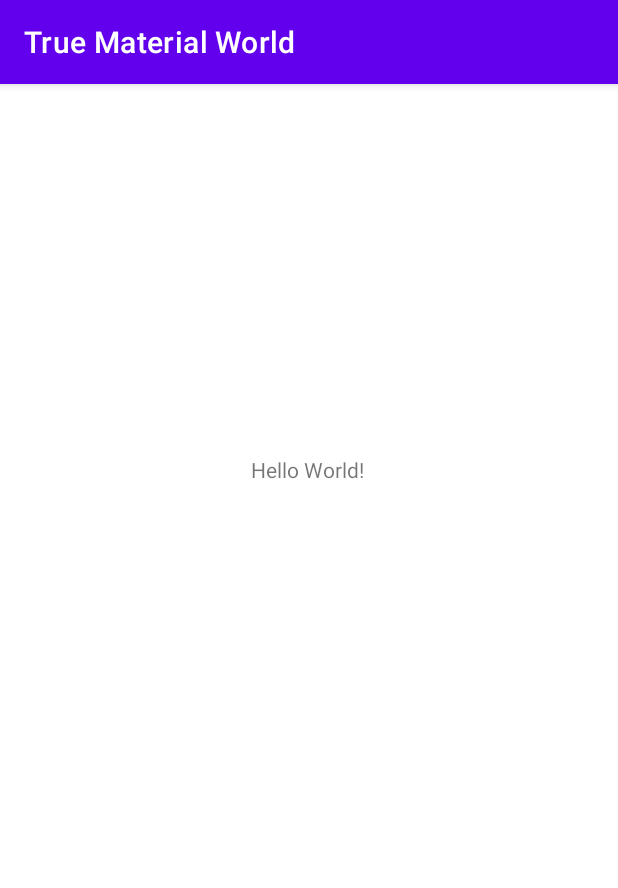
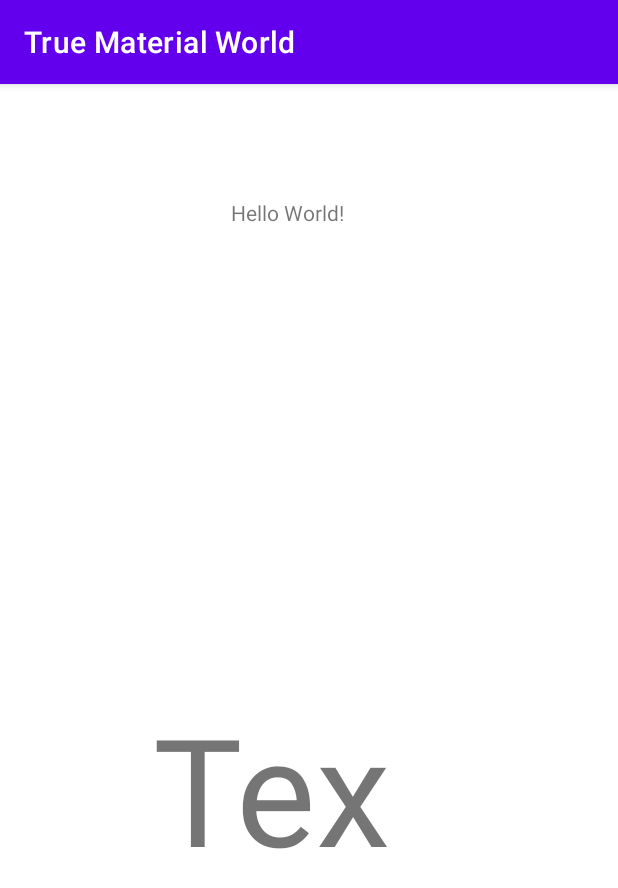
Before and after one commit to ultral70/True_Material_World, an Android app: the screen it shows after launch (MainActivity), on a phone screen of 412 x 824 dp. Shown: the top 888 px of the screen. Run offline under Robolectric (Android 15) with nearby library versions, the phone set to English and light mode, and no system bars.

Commit message:
Añadido el Relative, y el tamaño al segundo texto

```diff
--- a/src/main/res/layout/activity_main.xml
+++ b/src/main/res/layout/activity_main.xml
@@ -1,5 +1,5 @@
 <?xml version="1.0" encoding="utf-8"?>
-<androidx.constraintlayout.widget.ConstraintLayout xmlns:android="http://schemas.android.com/apk/res/android"
+<RelativeLayout xmlns:android="http://schemas.android.com/apk/res/android"
     xmlns:app="http://schemas.android.com/apk/res-auto"
     xmlns:tools="http://schemas.android.com/tools"
     android:layout_width="match_parent"
@@ -7,8 +7,15 @@
     tools:context=".MainActivity">
 
     <TextView
+        android:id="@id/textView"
         android:layout_width="wrap_content"
         android:layout_height="wrap_content"
+        android:layout_alignParentStart="true"
+        android:layout_alignParentLeft="true"
+        android:layout_alignParentTop="true"
+        android:layout_marginStart="154dp"
+        android:layout_marginLeft="154dp"
+        android:layout_marginTop="76dp"
         android:text="Hello World!"
         app:layout_constraintBottom_toBottomOf="parent"
         app:layout_constraintEnd_toEndOf="parent"
@@ -19,4 +26,21 @@
         app:layout_constraintTop_toTopOf="parent"
         app:layout_constraintVertical_bias="0.33" />
 
-</androidx.constraintlayout.widget.ConstraintLayout>
+    <TextView
+        android:id="@+id/textoView"
+        style="@style/tamanio"
+        android:layout_width="182dp"
+        android:layout_height="126dp"
+        android:layout_below="@id/textView"
+        android:layout_alignParentStart="true"
+        android:layout_alignParentLeft="true"
+        android:layout_marginStart="102dp"
+        android:layout_marginLeft="102dp"
+        android:layout_marginTop="307dp"
+        android:text="TextView"
+        app:layout_constraintEnd_toEndOf="parent"
+        app:layout_constraintHorizontal_bias="0.497"
+        app:layout_constraintStart_toStartOf="parent"
+        tools:layout_editor_absoluteY="316dp" />
+
+</RelativeLayout>
--- a/src/main/res/values/themes.xml
+++ b/src/main/res/values/themes.xml
@@ -13,4 +13,11 @@
         <item name="android:statusBarColor" tools:targetApi="l">?attr/colorPrimaryVariant</item>
         <!-- Customize your theme here. -->
     </style>
+
+    <style name="tamanio">
+
+        <item name="android:textSize">100sp</item>
+
+    </style>
+
 </resources>
```
